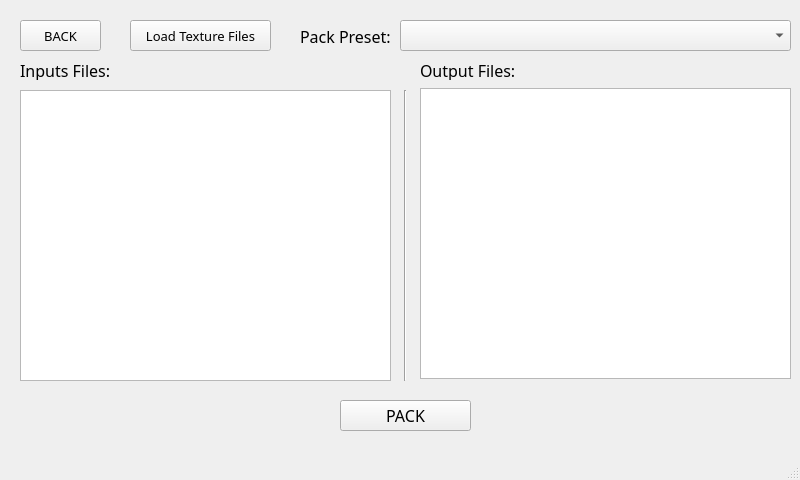
The window that PackTextures.ui (Markgundam/TexturePacker) describes before a commit, drawn with Qt 5.
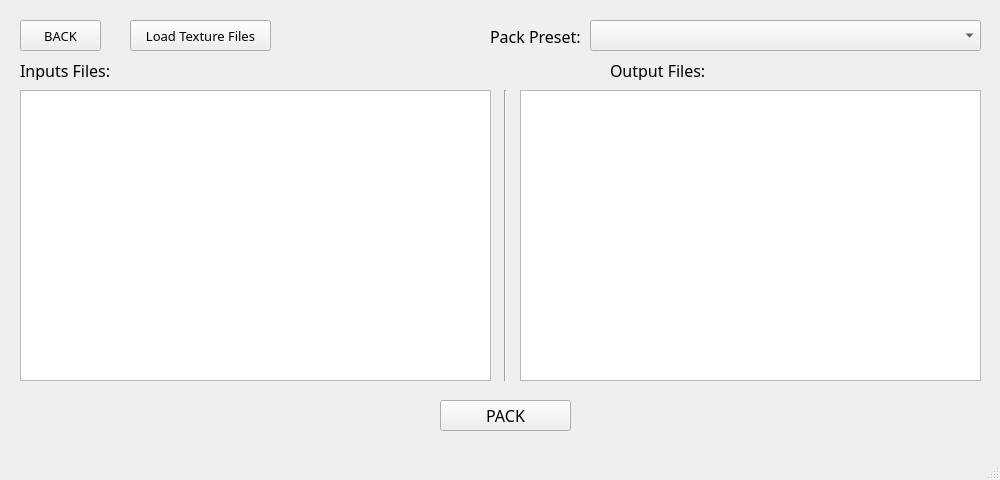
The same window after the commit.

```diff
--- a/PackTextures.ui
+++ b/PackTextures.ui
@@ -6,7 +6,7 @@
    <rect>
     <x>0</x>
     <y>0</y>
-    <width>800</width>
+    <width>1000</width>
     <height>480</height>
    </rect>
   </property>
@@ -23,7 +23,7 @@
    <widget class="QComboBox" name="comboBox">
     <property name="geometry">
      <rect>
-      <x>400</x>
+      <x>590</x>
       <y>20</y>
       <width>391</width>
       <height>31</height>
@@ -42,7 +42,7 @@
    <widget class="QPushButton" name="PackButton">
     <property name="geometry">
      <rect>
-      <x>340</x>
+      <x>440</x>
       <y>400</y>
       <width>131</width>
       <height>31</height>
@@ -65,7 +65,7 @@
      <rect>
       <x>20</x>
       <y>90</y>
-      <width>371</width>
+      <width>471</width>
       <height>291</height>
      </rect>
     </property>
@@ -97,7 +97,7 @@
    <widget class="QLabel" name="label">
     <property name="geometry">
      <rect>
-      <x>300</x>
+      <x>490</x>
       <y>20</y>
       <width>101</width>
       <height>32</height>
@@ -116,9 +116,9 @@
    <widget class="QListView" name="listView_2">
     <property name="geometry">
      <rect>
-      <x>420</x>
-      <y>88</y>
-      <width>371</width>
+      <x>520</x>
+      <y>90</y>
+      <width>461</width>
       <height>291</height>
      </rect>
     </property>
@@ -148,7 +148,7 @@
    <widget class="QLabel" name="label_3">
     <property name="geometry">
      <rect>
-      <x>420</x>
+      <x>610</x>
       <y>60</y>
       <width>111</width>
       <height>20</height>
@@ -173,7 +173,7 @@
    <widget class="Line" name="line">
     <property name="geometry">
      <rect>
-      <x>390</x>
+      <x>490</x>
       <y>90</y>
       <width>31</width>
       <height>291</height>
```
Left out of the diff: 4 changed lines with no effect on the pictures.
